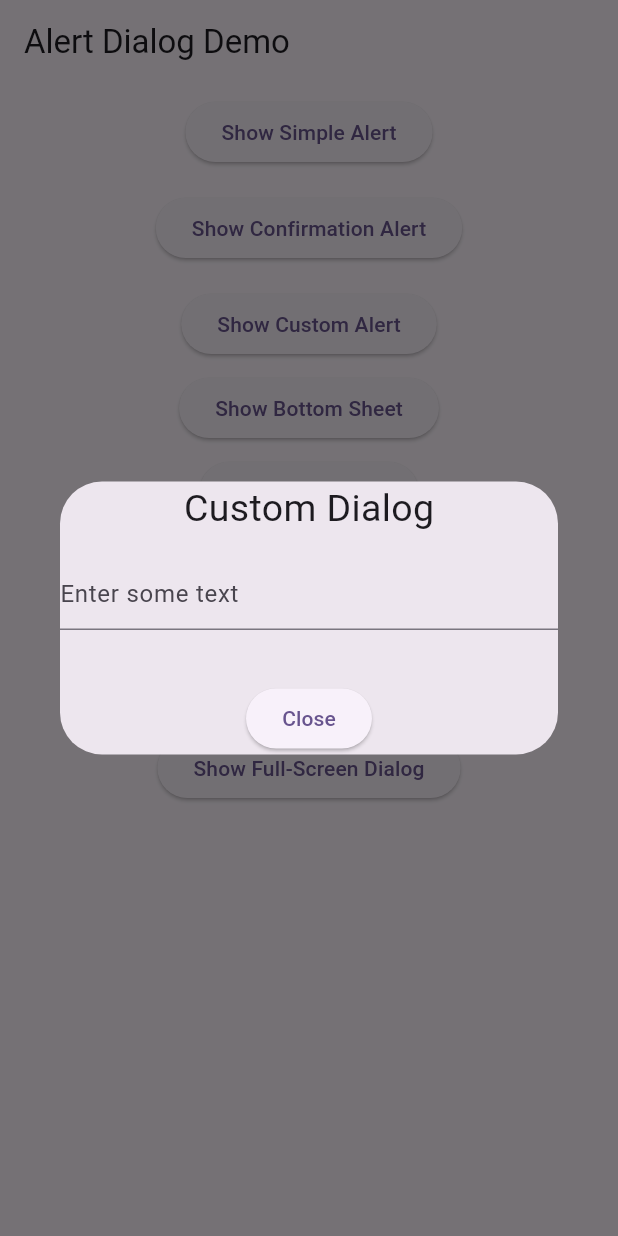
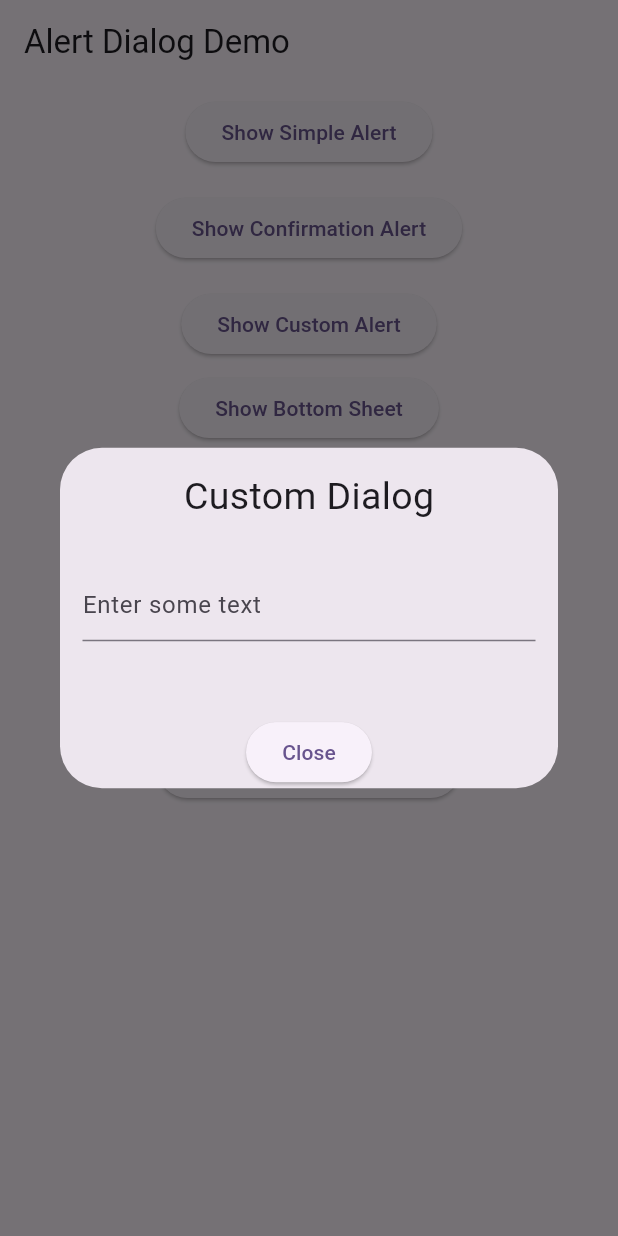
Before and after one commit to iosatendev/flutter_jkb_demo, a Flutter app: the AlertDialogDemo screen opened directly, after a tap on "Show Custom Dialog", on a phone screen of 412 x 824 dp. Run offline on Flutter 3.47's test engine with Material 3 defaults, Android fonts, the phone set to English and light mode, and no system bars.

Commit message:
padding added in show custom dialog

```diff
--- a/lib/alert_dialog_demo.dart
+++ b/lib/alert_dialog_demo.dart
@@ -150,10 +150,14 @@ class AlertDialogDemo extends StatelessWidget {
         child: Column(
           mainAxisSize: MainAxisSize.min,
           children: [
+            const SizedBox(height: 15,),
             const Text("Custom Dialog", style: TextStyle(fontSize: 25),),
             const SizedBox(height: 15,),
-            const TextField(
-              decoration: InputDecoration(hintText: "Enter some text"),
+            const Padding(
+              padding:  EdgeInsets.all(15.0),
+              child: TextField(
+                decoration: InputDecoration(hintText: "Enter some text"),
+              ),
             ),
             const SizedBox(height: 35,),
             ElevatedButton(onPressed: () {
```
